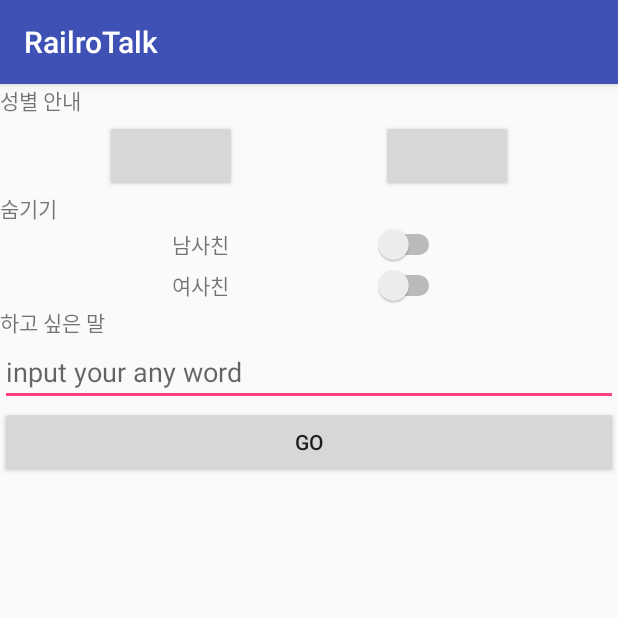
After one commit to KimHunJin/RailroTalk, an Android app: the MemberSettingActivity screen opened directly, with no data from a screen before it, on a phone screen of 412 x 824 dp, the top half of it. The commit adds this screen. Run offline under Robolectric (Android 15) with nearby library versions, the phone set to English and light mode, and no system bars.

Commit message:
prototype ui

```diff
--- a/RailroTalk/app/src/main/AndroidManifest.xml
+++ b/RailroTalk/app/src/main/AndroidManifest.xml
@@ -20,7 +20,9 @@
         <activity
             android:name=".activities.login.LoginActivity"
             android:theme="@style/Theme.AppCompat.Light.NoActionBar" />
-        <activity android:name=".activities.chatting.ChattingActivity"></activity>
+        <activity android:name=".activities.chatting.ChattingActivity" />
+        <activity android:name=".activities.login.MemberSettingActivity" />
+        <activity android:name=".activities.chatting.MakingChattingActivity"></activity>
     </application>
 
 </manifest>
--- a/RailroTalk/app/src/main/java/yapp/com/railrotalk/activities/login/LoginActivity.java
+++ b/RailroTalk/app/src/main/java/yapp/com/railrotalk/activities/login/LoginActivity.java
@@ -24,7 +24,6 @@ public class LoginActivity extends BaseActivity {
     @Override
     protected void onCreate(Bundle savedInstanceState) {
         super.onCreate(savedInstanceState);
-
 
         callback = new SessionCallback();
         Session.getCurrentSession().addCallback(callback);
--- /dev/null
+++ b/RailroTalk/app/src/main/java/yapp/com/railrotalk/activities/login/MemberSettingActivity.java
@@ -0,0 +1,15 @@
+package yapp.com.railrotalk.activities.login;
+
+import android.support.v7.app.AppCompatActivity;
+import android.os.Bundle;
+
+import yapp.com.railrotalk.R;
+
+public class MemberSettingActivity extends AppCompatActivity {
+
+    @Override
+    protected void onCreate(Bundle savedInstanceState) {
+        super.onCreate(savedInstanceState);
+        setContentView(R.layout.activity_member_setting);
+    }
+}
--- /dev/null
+++ b/RailroTalk/app/src/main/res/layout/activity_member_setting.xml
@@ -0,0 +1,96 @@
+<?xml version="1.0" encoding="utf-8"?>
+<LinearLayout xmlns:android="http://schemas.android.com/apk/res/android"
+    xmlns:tools="http://schemas.android.com/tools"
+    android:id="@+id/activity_member_setting"
+    android:layout_width="match_parent"
+    android:layout_height="match_parent"
+    android:orientation="vertical"
+    tools:context="yapp.com.railrotalk.activities.login.MemberSettingActivity">
+
+    <TextView
+        android:layout_width="wrap_content"
+        android:layout_height="24dp"
+        android:text="성별 안내" />
+
+    <LinearLayout
+        android:layout_width="match_parent"
+        android:layout_height="wrap_content"
+        android:gravity="center_horizontal"
+        android:orientation="horizontal">
+
+        <Button
+            android:layout_width="wrap_content"
+            android:layout_height="wrap_content"
+            android:layout_marginRight="48dp" />
+
+        <Button
+            android:layout_width="wrap_content"
+            android:layout_height="wrap_content"
+            android:layout_marginLeft="48dp" />
+
+    </LinearLayout>
+
+    <TextView
+        android:layout_width="wrap_content"
+        android:layout_height="wrap_content"
+        android:text="숨기기" />
+
+    <LinearLayout
+        android:layout_width="match_parent"
+        android:layout_height="wrap_content"
+        android:gravity="center_horizontal"
+        android:orientation="horizontal">
+
+        <TextView
+            android:layout_width="wrap_content"
+            android:layout_height="wrap_content"
+            android:layout_marginRight="48dp"
+            android:gravity="center"
+            android:text="남사친" />
+
+        <Switch
+            android:layout_width="wrap_content"
+            android:layout_height="wrap_content"
+            android:layout_marginLeft="48dp"
+            android:gravity="center" />
+
+    </LinearLayout>
+
+    <LinearLayout
+        android:layout_width="match_parent"
+        android:layout_height="wrap_content"
+        android:gravity="center_horizontal"
+        android:orientation="horizontal">
+
+        <TextView
+            android:layout_width="wrap_content"
+            android:layout_height="wrap_content"
+            android:layout_marginRight="48dp"
+            android:gravity="center"
+            android:text="여사친" />
+
+        <Switch
+            android:layout_width="wrap_content"
+            android:layout_height="wrap_content"
+            android:layout_marginLeft="48dp"
+            android:gravity="center" />
+
+    </LinearLayout>
+
+    <TextView
+        android:layout_width="wrap_content"
+        android:layout_height="wrap_content"
+        android:text="하고 싶은 말" />
+
+    <EditText
+        android:layout_width="match_parent"
+        android:layout_height="wrap_content"
+        android:hint="input your any word" />
+
+    <Button
+        android:layout_width="match_parent"
+        android:layout_height="wrap_content"
+        android:text="Go" />
+
+
+</LinearLayout>
--- a/RailroTalk/build.gradle
+++ b/RailroTalk/build.gradle
@@ -6,7 +6,7 @@ buildscript {
     }
     dependencies {
         classpath 'com.android.tools.build:gradle:2.2.3'
-
+        classpath 'com.google.gms:google-services:3.0.0'
         // NOTE: Do not place your application dependencies here; they belong
         // in the individual module build.gradle files
     }
```
Also changed, not shown: RailroTalk/app/build.gradle (+12 -0 lines), RailroTalk/app/src/main/java/yapp/com/railrotalk/MainActivity.java (+26 -3 lines), RailroTalk/app/src/main/java/yapp/com/railrotalk/activities/chatting/ChattingActivity.java (+85 -0 lines), RailroTalk/app/src/main/java/yapp/com/railrotalk/activities/chatting/MakingChattingActivity.java (added, +15 -0 lines), RailroTalk/app/src/main/java/yapp/com/railrotalk/adapters/MainChattingListRecyclerViewAdapter.java (added, +61 -0 lines), RailroTalk/app/src/main/java/yapp/com/railrotalk/dto/ChatData.java (added, +33 -0 lines), RailroTalk/app/src/main/java/yapp/com/railrotalk/dto/ChattingListData.java (added, +29 -0 lines), RailroTalk/app/src/main/java/yapp/com/railrotalk/holders/ChattingListViewHolder.java (added, +35 -0 lines), RailroTalk/app/src/main/java/yapp/com/railrotalk/holders/GenericViewHolder.java (added, +21 -0 lines), RailroTalk/app/src/main/java/yapp/com/railrotalk/utils/RecyclerViewOnItemClickListener.java (added, +53 -0 lines), RailroTalk/app/src/main/java/yapp/com/railrotalk/utils/URL.java (added, +9 -0 lines), RailroTalk/app/src/main/res/layout/activity_chatting.xml (+10 -9 lines), RailroTalk/app/src/main/res/layout/activity_main.xml (+17 -8 lines), RailroTalk/app/src/main/res/layout/activity_making_chatting.xml (added, +9 -0 lines), 1 more files, 1 other file.
